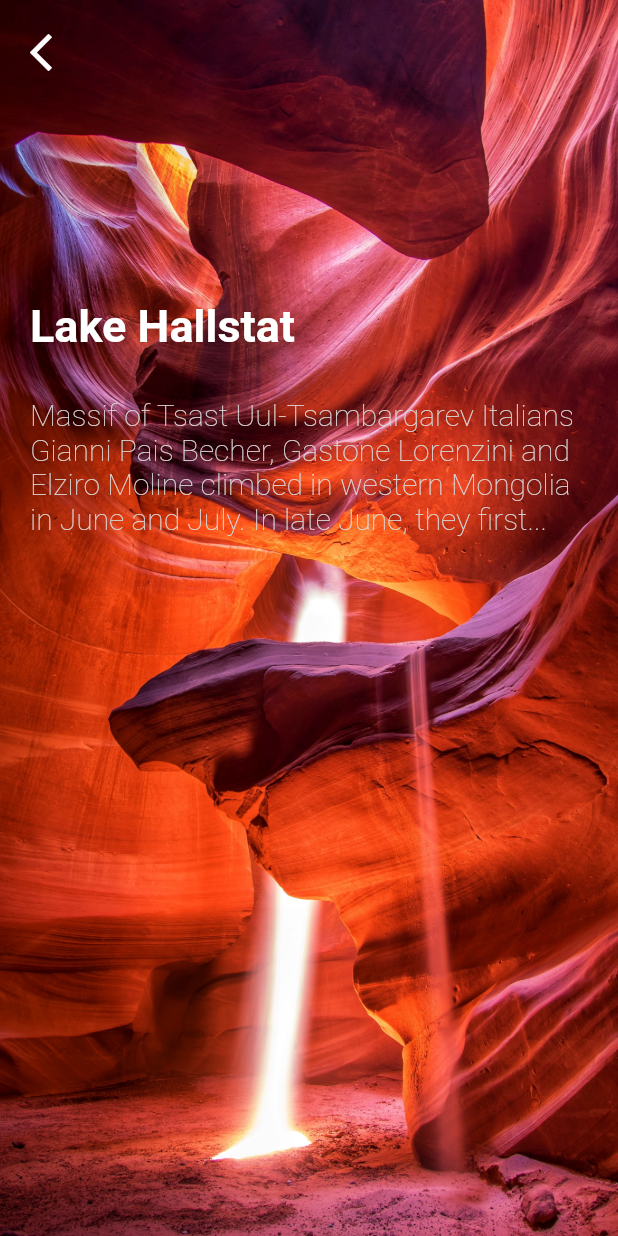
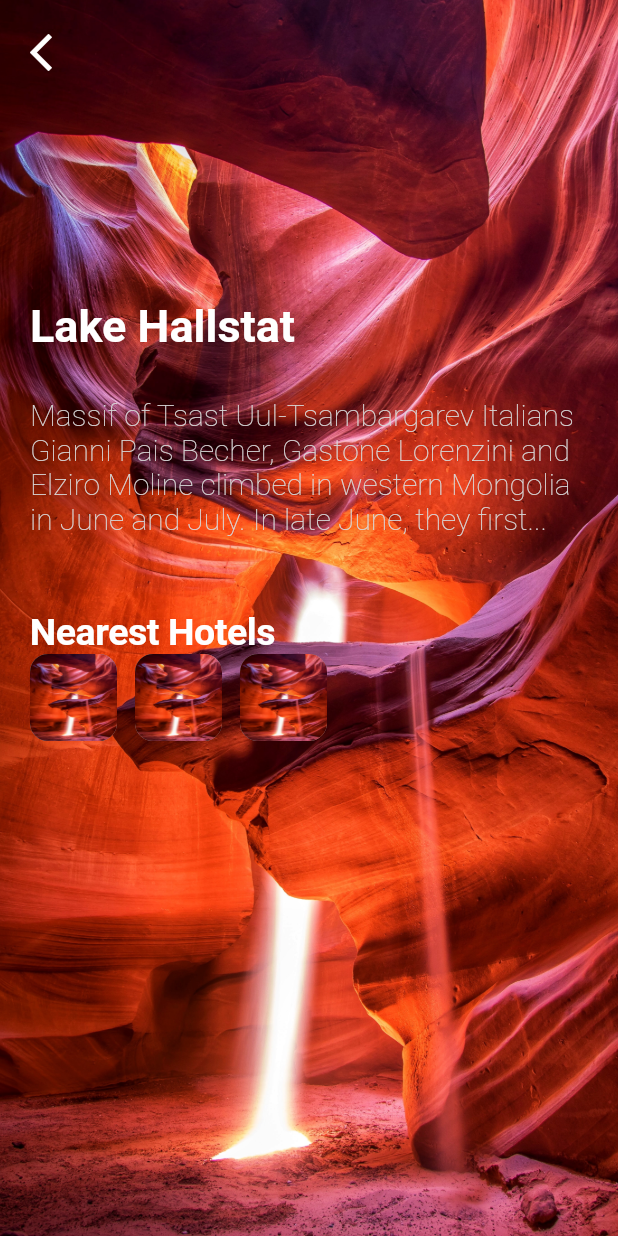
Before and after one commit to flutterconf/intermedio-ui-2020, a Flutter app: the screen it shows after launch, after a tap on "Lake Hallstat", on a phone screen of 412 x 824 dp. Run offline on Flutter 3.47's test engine with Material 2 defaults, Android fonts, the phone set to English and light mode, and no system bars; our stand-ins replace flutter_swiper, google_fonts.

Commit message:
Included nearest hotels

```diff
--- a/lib/screens/tour_details.dart
+++ b/lib/screens/tour_details.dart
@@ -76,6 +76,70 @@ class _TourDetailSinglePage extends StatelessWidget {
                         fontFamily: "CustomIcons",
                         fontSize: 20,
                         fontWeight: FontWeight.w200),
+                  ),
+                  SizedBox(
+                    height: 50,
+                  ),
+                  Text(
+                    "Nearest Hotels",
+                    style: TextStyle(
+                        color: Colors.white,
+                        fontFamily: "CustomIcons",
+                        fontWeight: FontWeight.bold,
+                        fontSize: 25,
+                        letterSpacing: -0.3),
+                  ),
+                  Row(
+                    children: [
+                      SizedBox(
+                        width: 58,
+                        height: 58,
+                        child: Container(
+                          decoration: BoxDecoration(
+                            image: DecorationImage(
+                              fit: BoxFit.fill,
+                              image: AssetImage(tour.imageUrl),
+                            ),
+                            color: grayColor,
+                            borderRadius: BorderRadius.circular(12),
+                          ),
+                          clipBehavior: Clip.hardEdge,
+                        ),
+                      ),
+                      Padding(
+                        padding: const EdgeInsets.symmetric(horizontal: 12.0),
+                        child: SizedBox(
+                          width: 58,
+                          height: 58,
+                          child: Container(
+                            decoration: BoxDecoration(
+                              image: DecorationImage(
+                                fit: BoxFit.fill,
+                                image: AssetImage(tour.imageUrl),
+                              ),
+                              color: grayColor,
+                              borderRadius: BorderRadius.circular(12),
+                            ),
+                            clipBehavior: Clip.hardEdge,
+                          ),
+                        ),
+                      ),
+                      SizedBox(
+                        width: 58,
+                        height: 58,
+                        child: Container(
+                          decoration: BoxDecoration(
+                            image: DecorationImage(
+                              fit: BoxFit.fill,
+                              image: AssetImage(tour.imageUrl),
+                            ),
+                            color: grayColor,
+                            borderRadius: BorderRadius.circular(12),
+                          ),
+                          clipBehavior: Clip.hardEdge,
+                        ),
+                      ),
+                    ],
                   )
                 ],
               ),
--- a/pubspec.yaml
+++ b/pubspec.yaml
@@ -24,6 +24,7 @@ dependencies:
   flutter:
     sdk: flutter
 
+  animations: ^1.1.2
   google_fonts: ^1.1.1
   flutter_swiper: ^1.1.6
 
```
